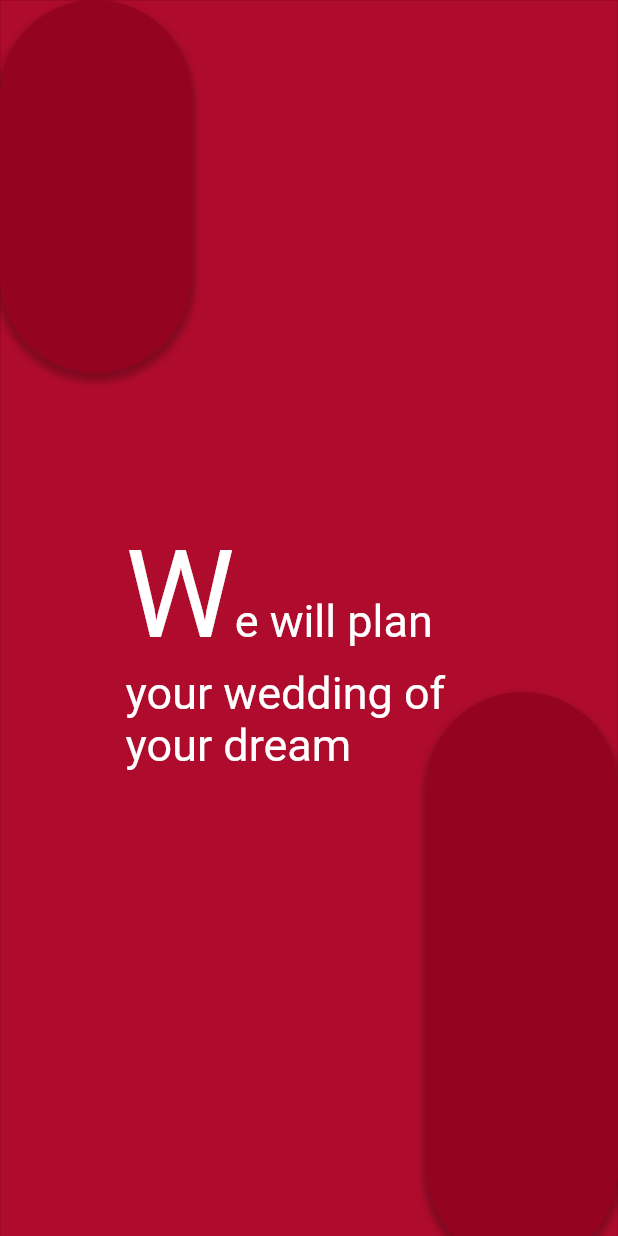
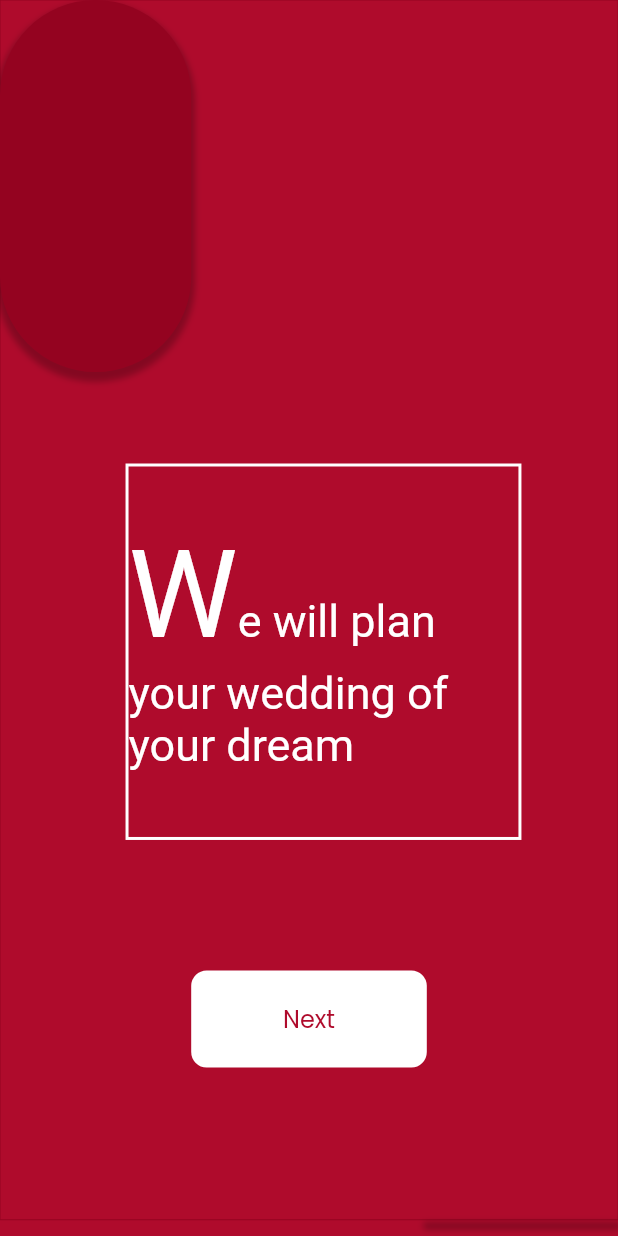
Before and after one commit to kohilan-hub/moments, a Flutter app: the OnboardingScreen2Screen screen opened directly, on a phone screen of 412 x 824 dp. Run offline on Flutter 3.47's test engine with Material 2 defaults, Android fonts, the phone set to English and light mode, and no system bars; our stand-ins replace cached_network_image, carousel_slider, connectivity_plus, flutter_svg, get, google_sign_in and 3 more; missing offline and left inert: flutter_login_facebook; accounts and stored records are empty; Roboto replaces fonts that are missing (Fjord).

Commit message:
3rd screen

```diff
--- a/lib/pages/onboarding_screen_2_screen.dart
+++ b/lib/pages/onboarding_screen_2_screen.dart
@@ -1,6 +1,8 @@
 import 'package:flutter/material.dart';
 import 'package:kohilan_s_application1/core/app_export.dart';
 import 'package:kohilan_s_application1/widgets/custom_button.dart';
+
+import 'onboarding_screen_3_screen.dart';
 
 class OnboardingScreen2Screen extends StatelessWidget {
   @override
@@ -46,7 +48,7 @@ class OnboardingScreen2Screen extends StatelessWidget {
                                 Align(
                                     alignment: Alignment.centerRight,
                                     child: Container(
-                                        height: getVerticalSize(368.00),
+                                        // height: getVerticalSize(255.00),
                                         width: getHorizontalSize(255.00),
                                         margin: getMargin(left: 10, top: 42),
                                         child: Stack(
@@ -56,8 +58,8 @@ class OnboardingScreen2Screen extends StatelessWidget {
                                                   alignment:
                                                       Alignment.bottomRight,
                                                   child: Container(
-                                                      height: getVerticalSize(
-                                                          263.00),
+                                                      // height: getVerticalSize(
+                                                      //     263.00),
                                                       width: getHorizontalSize(
                                                           99.00),
                                                       margin: getMargin(
@@ -82,25 +84,6 @@ class OnboardingScreen2Screen extends StatelessWidget {
                                                                 offset: Offset(
                                                                     0, 4))
                                                           ]))),
-                                              // CustomButton(
-                                              //     width: 122,
-                                              //     text: "Next",
-                                              //     margin: getMargin(
-                                              //         left: 34,
-                                              //         top: 60,
-                                              //         right: 34,
-                                              //         bottom: 60),
-                                              //     variant: ButtonVariant
-                                              //         .FillWhiteA700,
-                                              //     shape: ButtonShape
-                                              //         .RoundedBorder8,
-                                              //     padding: ButtonPadding
-                                              //         .PaddingAll14,
-                                              //     fontStyle: ButtonFontStyle
-                                              //         .PoppinsRegular13,
-                                              //     onTap: onTapBtnNext,
-                                              //     alignment:
-                                              //         Alignment.bottomLeft),
                                               Align(
                                                   alignment: Alignment.topLeft,
                                                   child: Container(
@@ -117,21 +100,39 @@ class OnboardingScreen2Screen extends StatelessWidget {
                                                             Align(
                                                                 alignment: Alignment
                                                                     .centerLeft,
-                                                                child:
-                                                                    Container(
-                                                                        height: getVerticalSize(
-                                                                            173.00),
-                                                                        width: getHorizontalSize(
-                                                                            205.00),
-                                                                        child: Stack(
-                                                                            alignment:
-                                                                                Alignment.bottomRight,
-                                                                            children: [
+                                                                child: Container(
+                                                                    decoration: const BoxDecoration(
+                                                                        border: Border(
+                                                                      top: BorderSide(
+                                                                          width:
+                                                                              2.0,
+                                                                          color:
+                                                                              Color(0xFFFFFFFFFF)),
+                                                                      left: BorderSide(
+                                                                          width:
+                                                                              2.0,
+                                                                          color:
+                                                                              Color(0xFFFFFFFFFF)),
+                                                                      right: BorderSide(
+                                                                          width:
+                                                                              2.0,
+                                                                          color:
+                                                                              Color(0xFFFFFFFFFF)),
+                                                                      bottom: BorderSide(
+                                                                          width:
+                                                                              2.0,
+                                                                          color:
+                                                                              Color(0xFFFFFFFFFF)),
+                                                                    )),
+                                                                    height: getVerticalSize(173.00),
+                                                                    width: getHorizontalSize(205.00),
+                                                                    child: Stack(alignment: Alignment.bottomRight, children: [
                                                                       // Container(height: getVerticalSize(94.00), width: getHorizontalSize(5.00), margin: getMargin(left: 14, top: 10, right: 14), decoration: BoxDecoration(color: ColorConstant.gray300)),
                                                                       // Container(height: getVerticalSize(149.00), width: getHorizontalSize(5.00), margin: getMargin(left: 10, top: 10, right: 2), decoration: BoxDecoration(color: ColorConstant.whiteA700)),
                                                                       // Container(height: getVerticalSize(5.00), width: getHorizontalSize(131.00), margin: getMargin(left: 10, top: 24, right: 4, bottom: 24), decoration: BoxDecoration(color: ColorConstant.whiteA700)),
                                                                       Align(
-                                                                                  alignment: Alignment.centerLeft,
+                                                                          alignment:
+                                                                              Alignment.centerLeft,
                                                                           child: Container(
                                                                               width: getHorizontalSize(205.00),
                                                                               margin: getMargin(bottom: 4),
@@ -146,6 +147,38 @@ class OnboardingScreen2Screen extends StatelessWidget {
                                                                                   ]),
                                                                                   textAlign: TextAlign.left)))
                                                                     ]))),
+                                                            CustomButton(
+                                                                width: 122,
+                                                                text: "Next",
+                                                                margin:
+                                                                    getMargin(
+                                                                        left:
+                                                                            34,
+                                                                        top: 60,
+                                                                        right:
+                                                                            34,
+                                                                        bottom:
+                                                                            60),
+                                                                variant:
+                                                                    ButtonVariant
+                                                                        .FillWhiteA700,
+                                                                shape: ButtonShape
+                                                                    .RoundedBorder8,
+                                                                padding:
+                                                                    ButtonPadding
+                                                                        .PaddingAll14,
+                                                                fontStyle:
+                                                                    ButtonFontStyle
+                                                                        .PoppinsRegular13,
+                                                                onTap: () => Navigator
+                                                                        .of(
+                                                                            context)
+                                                                    .pushReplacement(MaterialPageRoute(
+                                                                        builder:
+                                                                            (_) =>
+                                                                                OnboardingScreen3Screen())),
+                                                                alignment: Alignment
+                                                                    .bottomLeft),
                                                             // Container(
                                                             //     height:
                                                             //         getVerticalSize(
@@ -164,10 +197,8 @@ class OnboardingScreen2Screen extends StatelessWidget {
                                                             //             color: ColorConstant
                                                             //                 .gray100))
                                                           ])))
-                                            ])))
+                                            ]))),
                               ])))
                 ]))));
   }
-
-  onTapBtnNext() {}
 }
```
Also changed, not shown: lib/pages/onboarding_screen_3_screen.dart (+19 -32 lines), 1 other file. Lines whose indentation alone changed are shown as unchanged.
